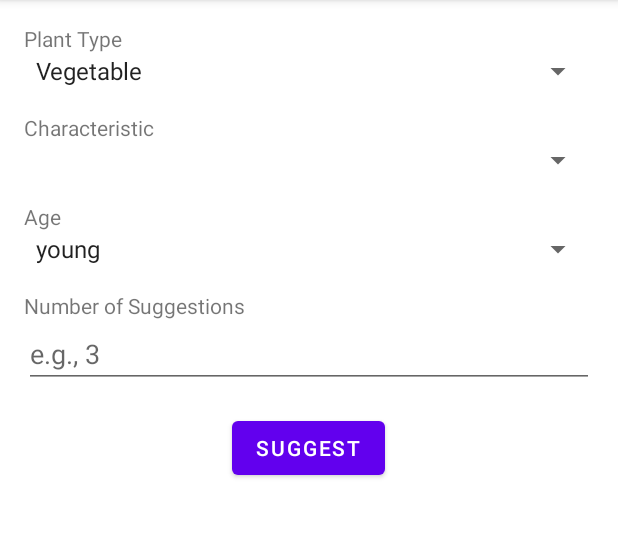
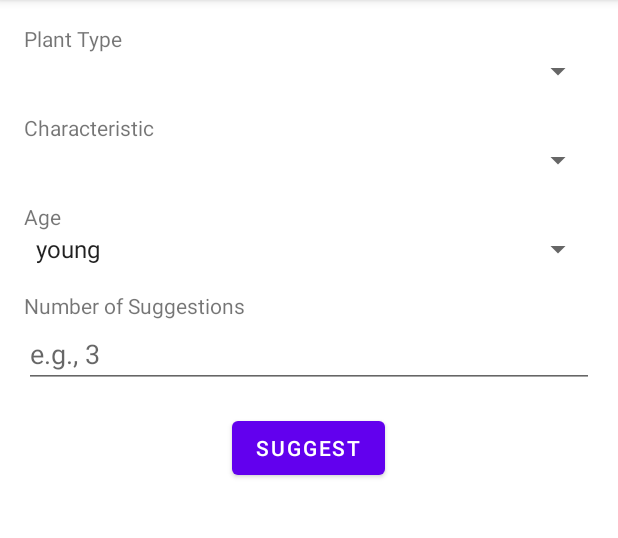
Before and after one commit to stantonious/demeter, an Android app: the SuggestFragment screen opened through its navigation route, on a phone screen of 412 x 824 dp, the part 84-622 px from its top. Run offline under Robolectric (Android 15) with nearby library versions, the phone set to English and light mode, and no system bars; our stand-ins replace navigation-ui.

```diff
--- a/android-client/app/src/main/java/com/example/demeterclient/FeasibilityActivity.java
+++ b/android-client/app/src/main/java/com/example/demeterclient/FeasibilityActivity.java
@@ -1,6 +1,7 @@
 package com.example.demeterclient;
 
 import android.os.Bundle;
+import android.view.View;
 import android.widget.ImageView;
 import android.widget.TextView;
 import androidx.annotation.NonNull;
--- a/android-client/app/src/main/res/values/strings.xml
+++ b/android-client/app/src/main/res/values/strings.xml
@@ -1,26 +1,6 @@
 <resources>
     <string name="app_name">Demeter</string>
     <string-array name="plant_types">
-        <item>Vegetable</item>
-        <item>Fruit</item>
-        <item>Grass</item>
-        <item>Ground Cover</item>
-        <item>Flower</item>
-        <item>Shrub</item>
-        <item>Perennials</item>
-        <item>Annual</item>
-        <item>Aquatic</item>
-        <item>Succulents</item>
-        <item>Bulbs</item>
-        <item>Climbers</item>
-        <item>Vines</item>
-        <item>Deciduous</item>
-        <item>Biennials</item>
-        <item>Houseplants</item>
-        <item>Tropicals</item>
-        <item>Shade Tree</item>
-        <item>Fruit Tree</item>
-        <item>Evergreen Tree</item>
     </string-array>
     <string-array name="plant_characteristics">
     </string-array>
```
